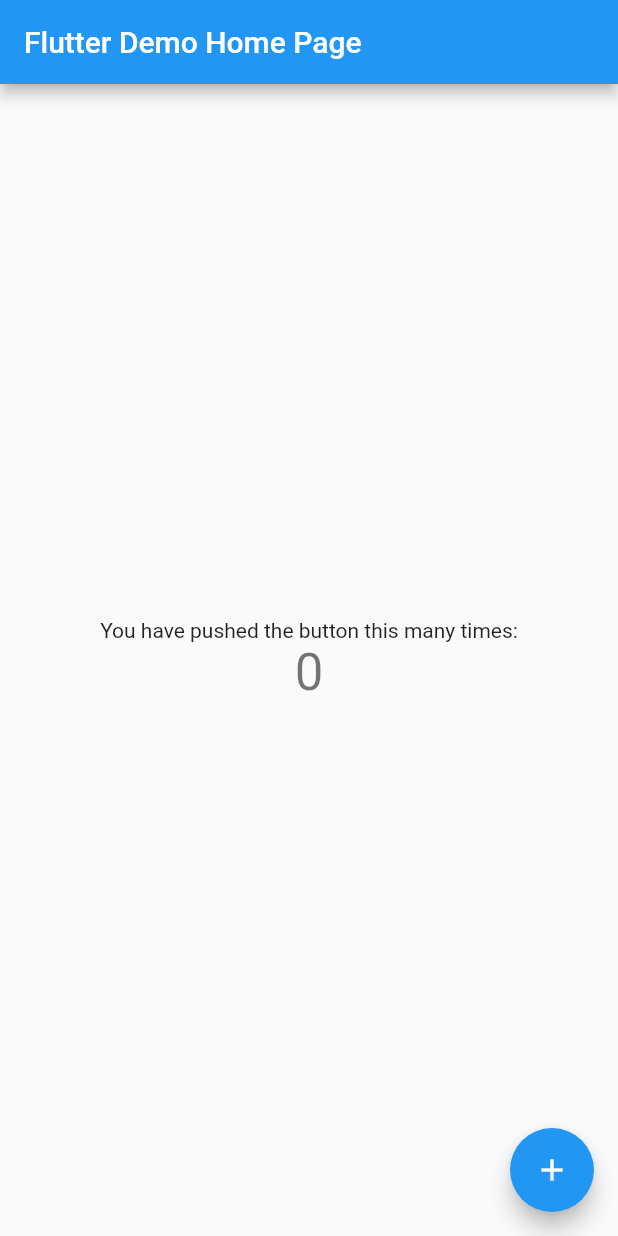
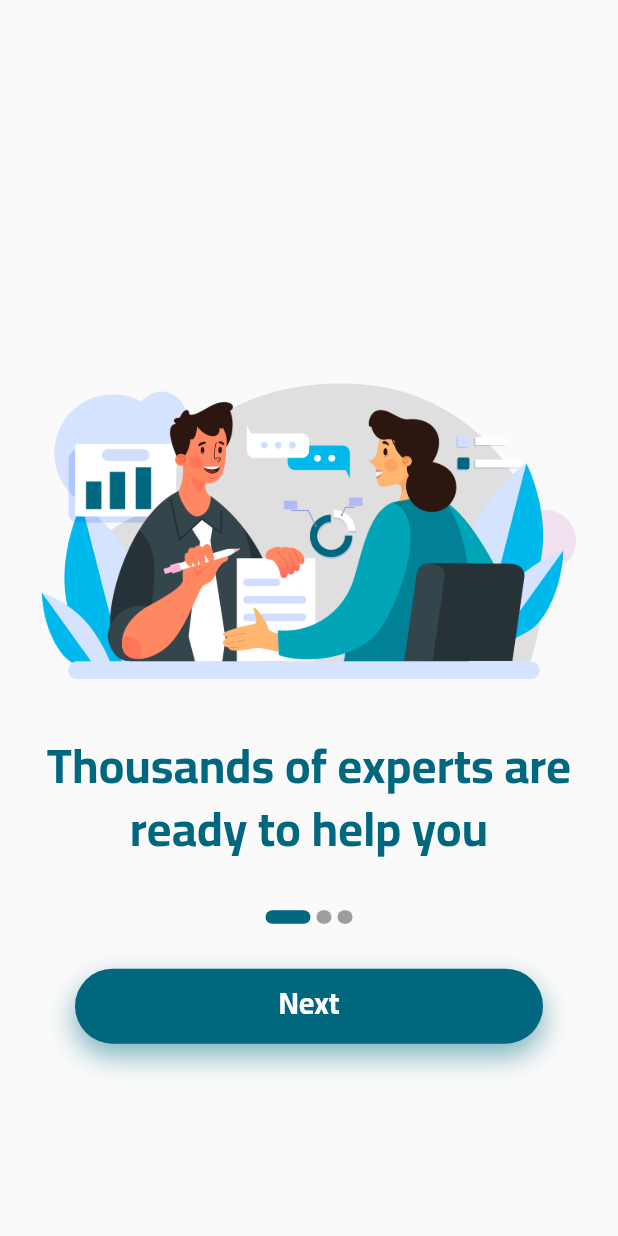
Before and after one commit to KosaiAli/expShare, a Flutter app: the screen it shows after launch, on a phone screen of 412 x 824 dp. Run offline on Flutter 3.47's test engine with Material 2 defaults, Android fonts, the phone set to English and light mode, and no system bars.

Commit message:
create welcome screen

```diff
--- /dev/null
+++ b/front-end/lib/constants.dart
@@ -0,0 +1,33 @@
+import 'package:flutter/material.dart';
+
+const welcomeItem = [
+  {
+    'index': 1,
+    'title': 'Thousands of experts are ready to help you',
+  },
+  {
+    'index': 2,
+    'title': 'Consulations easily anywhere anytime',
+  },
+  {
+    'index': 3,
+    'title': 'Find doctors and more experts here',
+  }
+];
+
+const kTitleLargStyle = TextStyle(
+  fontFamily: 'Cairo',
+  fontSize: 32,
+  fontWeight: FontWeight.w700,
+  color: kPrimaryColor,
+  height: 1.3,
+);
+
+const kButtonStyle = TextStyle(
+  fontFamily: 'Cairo',
+  fontSize: 20,
+  fontWeight: FontWeight.w700,
+  color: Colors.white,
+  height: 1.3,
+);
+const kPrimaryColor = Color(0xFF00677f);
--- a/front-end/lib/main.dart
+++ b/front-end/lib/main.dart
@@ -1,4 +1,7 @@
 import 'package:flutter/material.dart';
+
+import './welcome_page.dart';
+import './constants.dart';
 
 void main() {
   runApp(const MyApp());
@@ -7,109 +10,16 @@
 class MyApp extends StatelessWidget {
   const MyApp({super.key});
 
-  // This widget is the root of your application.
   @override
   Widget build(BuildContext context) {
     return MaterialApp(
-      title: 'Flutter Demo',
-      theme: ThemeData(
-        // This is the theme of your application.
-        //
-        // Try running your application with "flutter run". You'll see the
-        // application has a blue toolbar. Then, without quitting the app, try
-        // changing the primarySwatch below to Colors.green and then invoke
-        // "hot reload" (press "r" in the console where you ran "flutter run",
-        // or simply save your changes to "hot reload" in a Flutter IDE).
-        // Notice that the counter didn't reset back to zero; the application
-        // is not restarted.
-        primarySwatch: Colors.blue,
+      theme: ThemeData.light().copyWith(
+        primaryColor: kPrimaryColor,
+        textTheme: const TextTheme().copyWith(titleLarge: kTitleLargStyle),
       ),
-      home: const MyHomePage(title: 'Flutter Demo Home Page'),
+      home: const Scaffold(
+        body: WelcomePage(),
+      ),
     );
   }
 }
-
-class MyHomePage extends StatefulWidget {
-  const MyHomePage({super.key, required this.title});
-
-  // This widget is the home page of your application. It is stateful, meaning
-  // that it has a State object (defined below) that contains fields that affect
-  // how it looks.
-
-  // This class is the configuration for the state. It holds the values (in this
-  // case the title) provided by the parent (in this case the App widget) and
-  // used by the build method of the State. Fields in a Widget subclass are
-  // always marked "final".
-
-  final String title;
-
-  @override
-  State<MyHomePage> createState() => _MyHomePageState();
-}
-
-class _MyHomePageState extends State<MyHomePage> {
-  int _counter = 0;
-
-  void _incrementCounter() {
-    setState(() {
-      // This call to setState tells the Flutter framework that something has
-      // changed in this State, which causes it to rerun the build method below
-      // so that the display can reflect the updated values. If we changed
-      // _counter without calling setState(), then the build method would not be
-      // called again, and so nothing would appear to happen.
-      _counter++;
-    });
-  }
-
-  @override
-  Widget build(BuildContext context) {
-    // This method is rerun every time setState is called, for instance as done
-    // by the _incrementCounter method above.
-    //
-    // The Flutter framework has been optimized to make rerunning build methods
-    // fast, so that you can just rebuild anything that needs updating rather
-    // than having to individually change instances of widgets.
-    return Scaffold(
-      appBar: AppBar(
-        // Here we take the value from the MyHomePage object that was created by
-        // the App.build method, and use it to set our appbar title.
-        title: Text(widget.title),
-      ),
-      body: Center(
-        // Center is a layout widget. It takes a single child and positions it
-        // in the middle of the parent.
-        child: Column(
-          // Column is also a layout widget. It takes a list of children and
-          // arranges them vertically. By default, it sizes itself to fit its
-          // children horizontally, and tries to be as tall as its parent.
-          //
-          // Invoke "debug painting" (press "p" in the console, choose the
-          // "Toggle Debug Paint" action from the Flutter Inspector in Android
-          // Studio, or the "Toggle Debug Paint" command in Visual Studio Code)
-          // to see the wireframe for each widget.
-          //
-          // Column has various properties to control how it sizes itself and
-          // how it positions its children. Here we use mainAxisAlignment to
-          // center the children vertically; the main axis here is the vertical
-          // axis because Columns are vertical (the cross axis would be
-          // horizontal).
-          mainAxisAlignment: MainAxisAlignment.center,
-          children: <Widget>[
-            const Text(
-              'You have pushed the button this many times:',
-            ),
-            Text(
-              '$_counter',
-              style: Theme.of(context).textTheme.headline4,
-            ),
-          ],
-        ),
-      ),
-      floatingActionButton: FloatingActionButton(
-        onPressed: _incrementCounter,
-        tooltip: 'Increment',
-        child: const Icon(Icons.add),
-      ), // This trailing comma makes auto-formatting nicer for build methods.
-    );
-  }
-}
--- /dev/null
+++ b/front-end/lib/welcome_page.dart
@@ -0,0 +1,81 @@
+import 'package:flutter/material.dart';
+
+import './constants.dart';
+import './widgets/welcome_item.dart';
+import './widgets/welcome_screen_button.dart';
+
+class WelcomePage extends StatefulWidget {
+  const WelcomePage({super.key});
+
+  @override
+  State<WelcomePage> createState() => _WelcomePageState();
+}
+
+class _WelcomePageState extends State<WelcomePage> {
+  int index = 0;
+
+  List<Widget> indicators() {
+    return welcomeItem.map((item) {
+      final n = welcomeItem.indexOf(item);
+      return AnimatedContainer(
+        duration: const Duration(milliseconds: 300),
+        height: 9,
+        width: index == n ? 30 : 10,
+        margin: const EdgeInsets.symmetric(horizontal: 2),
+        decoration: BoxDecoration(
+          borderRadius: BorderRadius.circular(25),
+          color: index == n ? Theme.of(context).primaryColor : Colors.grey,
+        ),
+      );
+    }).toList();
+  }
+
+  void navigateToNext() {
+    pageController.nextPage(
+        duration: const Duration(milliseconds: 300), curve: Curves.linear);
+  }
+
+  final PageController pageController = PageController();
+  @override
+  Widget build(BuildContext context) {
+    final Size size = MediaQuery.of(context).size;
+    return Column(
+      children: [
+        SizedBox(
+          height: size.height * 0.70,
+          child: PageView(
+            physics: const NeverScrollableScrollPhysics(),
+            controller: pageController,
+            onPageChanged: (index) {
+              setState(
+                () => this.index = index,
+              );
+            },
+            children: welcomeItem.map(
+              (item) {
+                return WelcomeImage(
+                  index: item['index'] as int,
+                  title: item['title'] as String,
+                );
+              },
+            ).toList(),
+          ),
+        ),
+        const SizedBox(
+          height: 30,
+        ),
+        Row(
+          mainAxisAlignment: MainAxisAlignment.center,
+          children: indicators(),
+        ),
+        const SizedBox(
+          height: 30,
+        ),
+        WelcomeScreenButton(
+          onPressed: navigateToNext,
+          child: index == welcomeItem.length - 1 ? 'Get Started' : 'Next',
+        )
+      ],
+    );
+  }
+}
--- /dev/null
+++ b/front-end/lib/widgets/welcome_item.dart
@@ -0,0 +1,29 @@
+import 'package:flutter/material.dart';
+
+class WelcomeImage extends StatelessWidget {
+  const WelcomeImage({Key? key, required this.index, required this.title})
+      : super(key: key);
+  final int index;
+  final String title;
+  @override
+  Widget build(BuildContext context) {
+    return Column(
+      mainAxisAlignment: MainAxisAlignment.end,
+      children: [
+        Flexible(
+          child: Image.asset(
+            'assets/illustrations/illustration$index.png',
+          ),
+        ),
+        const SizedBox(
+          height: 40,
+        ),
+        Text(
+          title,
+          style: Theme.of(context).textTheme.titleLarge,
+          textAlign: TextAlign.center,
+        )
+      ],
+    );
+  }
+}
--- /dev/null
+++ b/front-end/lib/widgets/welcome_screen_button.dart
@@ -0,0 +1,38 @@
+import 'package:expshare/constants.dart';
+import 'package:flutter/material.dart';
+
+class WelcomeScreenButton extends StatelessWidget {
+  const WelcomeScreenButton(
+      {super.key, required this.onPressed, required this.child});
+  final Function onPressed;
+  final String child;
+  @override
+  Widget build(BuildContext context) {
+    return Padding(
+      padding: const EdgeInsets.symmetric(
+        horizontal: 50,
+      ),
+      child: GestureDetector(
+        onTap: () => onPressed(),
+        child: Container(
+          decoration: BoxDecoration(
+              color: Theme.of(context).primaryColor,
+              borderRadius: BorderRadius.circular(35),
+              boxShadow: [
+                BoxShadow(
+                    color: Theme.of(context).primaryColor.withOpacity(0.5),
+                    blurRadius: 16,
+                    offset: const Offset(0, 8))
+              ]),
+          height: 50,
+          width: double.infinity,
+          alignment: Alignment.center,
+          child: Text(
+            child,
+            style: kButtonStyle,
+          ),
+        ),
+      ),
+    );
+  }
+}
```
Also changed, not shown: front-end/pubspec.yaml (+9 -13 lines), front-end/assets/fonts/Cairo-Black.ttf (added), front-end/assets/fonts/Cairo-Bold.ttf (added), front-end/assets/fonts/Cairo-ExtraBold.ttf (added), front-end/assets/fonts/Cairo-ExtraLight.ttf (added), front-end/assets/fonts/Cairo-Light.ttf (added), front-end/assets/fonts/Cairo-Medium.ttf (added), front-end/assets/fonts/Cairo-Regular.ttf (added), front-end/assets/fonts/Cairo-SemiBold.ttf (added), front-end/assets/illustrations/illustration1.png (added), front-end/assets/illustrations/illustration2.png (added), front-end/assets/illustrations/illustration3.png (added), 1 other file.
